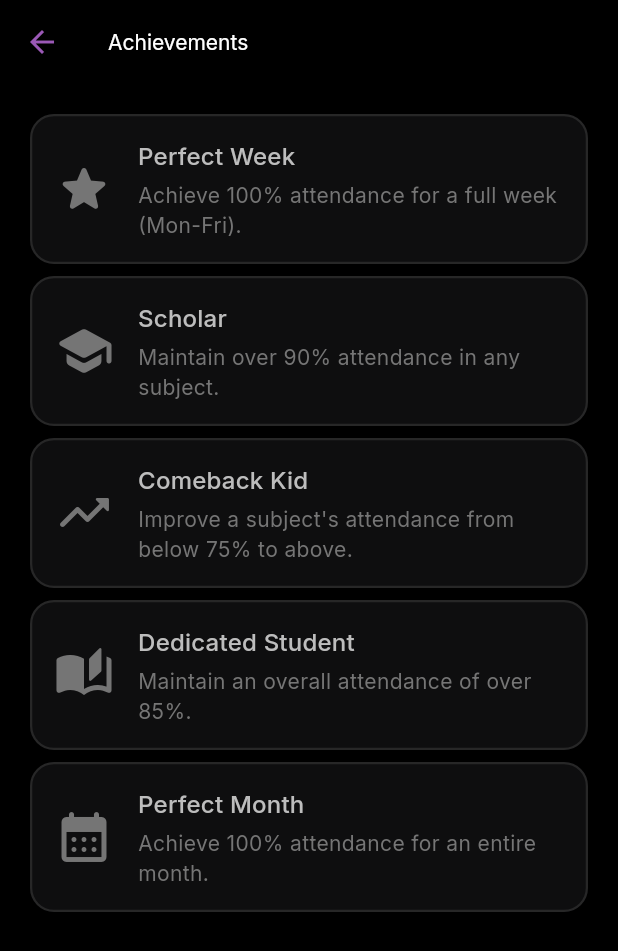
After one commit to akshat2474/TimeWise, a Flutter app: the AchievementsScreen screen opened directly, on a phone screen of 412 x 824 dp. The commit adds this screen. Shown: the top 951 px of the screen. Run offline on Flutter 3.47's test engine with Material 3 defaults, Android fonts, the phone set to English and light mode, and no system bars; our stand-ins replace confetti, csv, fl_chart, flutter_colorpicker, flutter_local_notifications, google_fonts and 5 more; accounts and stored records are empty.

Commit message:
ui changes

```diff
--- /dev/null
+++ b/lib/models/achievement_model.dart
@@ -0,0 +1,52 @@
+import 'package:flutter/material.dart';
+
+class Achievement {
+  final String id;
+  final String title;
+  final String description;
+  final IconData icon;
+  bool isUnlocked;
+
+  Achievement({
+    required this.id,
+    required this.title,
+    required this.description,
+    required this.icon,
+    this.isUnlocked = false,
+  });
+}
+
+class Achievements {
+  static final List<Achievement> allAchievements = [
+    Achievement(
+      id: 'perfect_week',
+      title: 'Perfect Week',
+      description: 'Achieve 100% attendance for a full week (Mon-Fri).',
+      icon: Icons.star_rounded,
+    ),
+    Achievement(
+      id: 'scholar_1',
+      title: 'Scholar',
+      description: 'Maintain over 90% attendance in any subject.',
+      icon: Icons.school_rounded,
+    ),
+    Achievement(
+      id: 'comeback_kid_1',
+      title: 'Comeback Kid',
+      description: 'Improve a subject\'s attendance from below 75% to above.',
+      icon: Icons.trending_up_rounded,
+    ),
+     Achievement(
+      id: 'dedicated_student',
+      title: 'Dedicated Student',
+      description: 'Maintain an overall attendance of over 85%.',
+      icon: Icons.auto_stories_rounded,
+    ),
+    Achievement(
+      id: 'perfect_month',
+      title: 'Perfect Month',
+      description: 'Achieve 100% attendance for an entire month.',
+      icon: Icons.calendar_month_rounded,
+    ),
+  ];
+}
--- /dev/null
+++ b/lib/screens/achievements_screen.dart
@@ -0,0 +1,77 @@
+import 'package:flutter/material.dart';
+import 'package:provider/provider.dart';
+import 'package:timewise_dtu/models/achievement_model.dart';
+import 'package:timewise_dtu/models/timetable_model.dart';
+
+class AchievementsScreen extends StatelessWidget {
+  const AchievementsScreen({super.key});
+
+  @override
+  Widget build(BuildContext context) {
+    final theme = Theme.of(context);
+    final model = context.watch<TimetableModel>();
+    final unlockedIds = model.unlockedAchievementIds;
+
+    final achievements = Achievements.allAchievements.map((a) {
+      a.isUnlocked = unlockedIds.contains(a.id);
+      return a;
+    }).toList();
+
+    return Scaffold(
+      appBar: AppBar(
+        title: const Text('Achievements'),
+      ),
+      body: ListView.builder(
+        padding: const EdgeInsets.all(16),
+        itemCount: achievements.length,
+        itemBuilder: (context, index) {
+          final achievement = achievements[index];
+          return Card(
+            color: achievement.isUnlocked
+                ? theme.colorScheme.surface
+                : theme.colorScheme.surface.withOpacity(0.5),
+            child: Padding(
+              padding: const EdgeInsets.all(16.0),
+              child: Row(
+                children: [
+                  Icon(
+                    achievement.icon,
+                    size: 40,
+                    color: achievement.isUnlocked
+                        ? theme.colorScheme.primary
+                        : Colors.grey[600],
+                  ),
+                  const SizedBox(width: 16),
+                  Expanded(
+                    child: Column(
+                      crossAxisAlignment: CrossAxisAlignment.start,
+                      children: [
+                        Text(
+                          achievement.title,
+                          style: theme.textTheme.titleMedium?.copyWith(
+                            color: achievement.isUnlocked
+                                ? Colors.white
+                                : Colors.grey[400],
+                          ),
+                        ),
+                        const SizedBox(height: 4),
+                        Text(
+                          achievement.description,
+                          style: theme.textTheme.bodyMedium?.copyWith(
+                            color: achievement.isUnlocked
+                                ? Colors.grey[400]
+                                : Colors.grey[600],
+                          ),
+                        ),
+                      ],
+                    ),
+                  ),
+                ],
+              ),
+            ),
+          );
+        },
+      ),
+    );
+  }
+}
--- a/pubspec.yaml
+++ b/pubspec.yaml
@@ -26,6 +26,7 @@ dependencies:
   csv: ^5.0.1
   path_provider: ^2.0.15
   share_plus: ^7.0.2
+  confetti: ^0.7.0
 
 dev_dependencies:
   flutter_test:
```
Also changed, not shown: lib/models/timetable_model.dart (+133 -15 lines), lib/screens/attendance_screen.dart (+42 -4 lines), lib/screens/home_screen.dart (+88 -0 lines), pubspec.lock.
